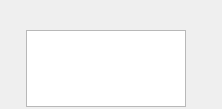
Before: the Qt Designer form src/plugins/statuschanger/statuswidget.ui in silvansky/Contacts, drawn with Qt 5.
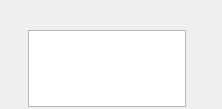
After: the same form once the commit is applied. Custom widgets are drawn as their Qt base class.

Diff of the .ui file:
```diff
--- a/src/plugins/statuschanger/statuswidget.ui
+++ b/src/plugins/statuschanger/statuswidget.ui
@@ -78,7 +78,7 @@
        <item>
         <layout class="QVBoxLayout" name="verticalLayout">
          <property name="leftMargin">
-          <number>0</number>
+          <number>2</number>
          </property>
          <item>
           <widget class="QLabel" name="lblName">
```
